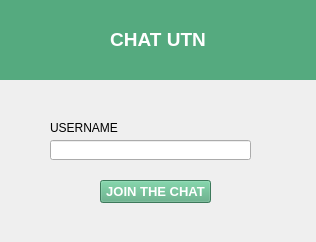
The window that AppChat_utn_nivelAvanzado/client/views/ui_files/login.ui (qsummon/utn_avanzado) describes before a commit, drawn with Qt 5.
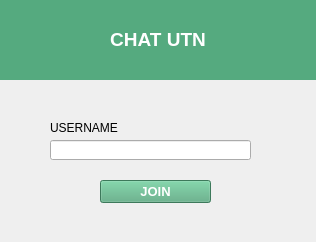
The same window after the commit.

Diff of the .ui file:
```diff
--- a/AppChat_utn_nivelAvanzado/client/views/ui_files/login.ui
+++ b/AppChat_utn_nivelAvanzado/client/views/ui_files/login.ui
@@ -92,7 +92,7 @@
 background-color:  rgb(85, 170, 127)</string>
    </property>
    <property name="text">
-    <string>JOIN THE CHAT</string>
+    <string>JOIN</string>
    </property>
   </widget>
  </widget>
```
